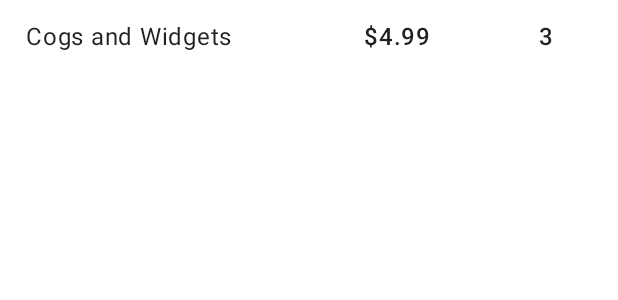
After one commit to Lucos18/List2Do, an Android app: the layout label_list_item.xml on its own in the app's theme, with its tools: preview values and no code run, on a phone screen of 412 x 824 dp. The commit adds this screen. Shown: the top 300 px of the screen. Run offline under Robolectric (Android 15) with nearby library versions, the phone set to English and light mode, and no system bars.

Commit message:
label list fragments added

```diff
--- a/app/src/main/java/com/example/list2do/application/List2DoApplication.kt
+++ b/app/src/main/java/com/example/list2do/application/List2DoApplication.kt
@@ -3,7 +3,7 @@ package com.example.list2do
 import android.app.Application
 import com.example.list2do.database.List2DoRoomDatabase
 
-class InventoryApplication : Application() {
+class ToDoApplication : Application() {
 
     val database: List2DoRoomDatabase by lazy { List2DoRoomDatabase.getDatabase(this) }
 }
--- /dev/null
+++ b/app/src/main/res/layout/label_list_item.xml
@@ -0,0 +1,48 @@
+<?xml version="1.0" encoding="utf-8"?>
+<androidx.constraintlayout.widget.ConstraintLayout xmlns:android="http://schemas.android.com/apk/res/android"
+    xmlns:app="http://schemas.android.com/apk/res-auto"
+    xmlns:tools="http://schemas.android.com/tools"
+    android:layout_width="match_parent"
+    android:layout_height="48dp"
+    android:descendantFocusability="blocksDescendants">
+
+    <TextView
+        android:id="@+id/name"
+        style="@style/Widget.Inventory.ListItemTextView"
+        android:layout_width="180dp"
+        android:layout_marginStart="@dimen/margin_between_elements"
+        android:fontFamily="sans-serif"
+        app:layout_constraintEnd_toStartOf="@+id/color"
+        app:layout_constraintStart_toStartOf="parent"
+        app:layout_constraintTop_toTopOf="parent"
+        tools:text="Cogs and Widgets" />
+
+    <TextView
+        android:id="@+id/color"
+        style="@style/Widget.Inventory.ListItemTextView"
+        android:layout_width="100dp"
+        android:layout_below="@+id/name"
+        android:layout_marginStart="@dimen/margin_between_elements"
+        android:fontFamily="sans-serif-medium"
+        android:textAlignment="center"
+        app:layout_constraintEnd_toStartOf="@+id/shape"
+        app:layout_constraintHorizontal_weight="1"
+        app:layout_constraintStart_toEndOf="@+id/name"
+        app:layout_constraintTop_toTopOf="parent"
+        tools:text="$4.99" />
+
+    <TextView
+        android:id="@+id/shape"
+        style="@style/Widget.Inventory.ListItemTextView"
+        android:layout_width="80dp"
+        android:layout_alignParentEnd="true"
+        android:layout_marginEnd="@dimen/margin_between_elements"
+        android:fontFamily="sans-serif-medium"
+        android:textAlignment="center"
+        app:layout_constraintEnd_toEndOf="parent"
+        app:layout_constraintHorizontal_weight="1"
+        app:layout_constraintTop_toTopOf="parent"
+        tools:text="3" />
+
+
+</androidx.constraintlayout.widget.ConstraintLayout>
--- a/app/src/main/res/values/colors.xml
+++ b/app/src/main/res/values/colors.xml
@@ -7,4 +7,5 @@
     <color name="teal_700">#FF018786</color>
     <color name="black">#FF000000</color>
     <color name="white">#FFFFFFFF</color>
+    <color name="red_700">#FFD32F2F</color>
 </resources>
--- /dev/null
+++ b/app/src/main/res/values/dimens.xml
@@ -0,0 +1,5 @@
+<?xml version="1.0" encoding="utf-8"?>
+<resources>
+    <dimen name="margin">16dp</dimen>
+    <dimen name="margin_between_elements">8dp</dimen>
+</resources>
--- a/app/src/main/res/values/strings.xml
+++ b/app/src/main/res/values/strings.xml
@@ -1,6 +1,4 @@
 <resources>
     <string name="app_name">List2Do</string>
     <string name="action_settings">Settings</string>
-    <!-- TODO: Remove or change this placeholder text -->
-    <string name="hello_blank_fragment">Hello blank fragment</string>
 </resources>
```
Also changed, not shown: app/src/main/java/com/example/list2do/ui/labelsfragments/FragmentLabelList.kt (added, +38 -0 lines), app/src/main/java/com/example/list2do/ui/labelsfragments/LabelListAdapter.kt (added, +53 -0 lines), app/src/main/res/layout/fragment_label.xml (added, +14 -0 lines), app/src/main/res/layout/fragment_label_list.xml (added, +14 -0 lines), app/src/main/res/values/styles.xml (added, +39 -0 lines).
